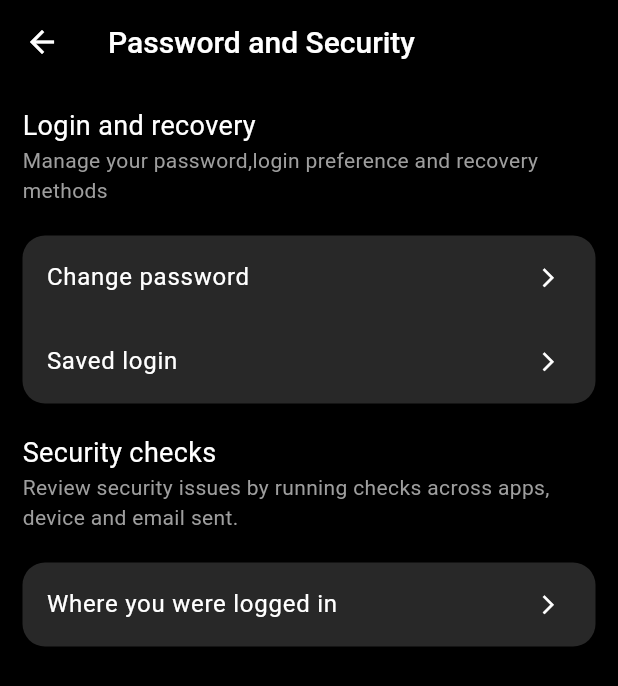
After one commit to CSI-Trainee-2024/Team2_hola_app, a Flutter app: the accountCenter screen opened directly, after a tap on "Password and Security", on a phone screen of 412 x 824 dp. The commit adds this screen. Shown: the top 686 px of the screen. Run offline on Flutter 3.47's test engine with Material 3 defaults, Android fonts, the phone set to English and light mode, and no system bars; our stand-ins replace chewie, font_awesome_flutter, google_fonts, image_picker, video_player.

Commit message:
craeted the password and security page

```diff
--- a/lib/subScreen/Settings/subSettings/accountCenter.dart
+++ b/lib/subScreen/Settings/subSettings/accountCenter.dart
@@ -1,6 +1,7 @@
 // ignore_for_file: camel_case_types
 
 import 'package:flutter/material.dart';
+import 'package:hola_app/subScreen/Settings/subSettings/passAndSecurity.dart';
 import 'package:hola_app/themes/colors.dart';
 import 'package:hola_app/themes/customTheme/textTheme.dart';
 
@@ -77,6 +78,13 @@ class _accountCenterState extends State<accountCenter> {
                       color: colors.whiteColor,
                       size: 15,
                     ),
+                    onTap: () {
+                      Navigator.push(
+                          context,
+                          MaterialPageRoute(
+                            builder: (context) => const Passandsecurity(),
+                          ));
+                    },
                   ),
                   ListTile(
                     leading: const Icon(
--- /dev/null
+++ b/lib/subScreen/Settings/subSettings/passAndSecurity.dart
@@ -0,0 +1,112 @@
+import 'package:flutter/material.dart';
+import 'package:hola_app/subScreen/Settings/subSettings/changePassword.dart';
+import 'package:hola_app/themes/colors.dart';
+import 'package:hola_app/themes/customTheme/textTheme.dart';
+
+class Passandsecurity extends StatefulWidget {
+  const Passandsecurity({super.key});
+
+  @override
+  State<Passandsecurity> createState() => _PassandsecurityState();
+}
+
+class _PassandsecurityState extends State<Passandsecurity> {
+  @override
+  Widget build(BuildContext context) {
+    return Scaffold(
+      appBar: AppBar(
+        title: Text(
+          'Password and Security',
+          style: textTheme.apptextTheme.headlineSmall,
+        ),
+      ),
+      body: Padding(
+        padding: const EdgeInsets.all(15.0),
+        child: Column(
+          crossAxisAlignment: CrossAxisAlignment.start,
+          children: [
+            Text(
+              'Login and recovery',
+              style: textTheme.apptextTheme.bodyLarge,
+            ),
+            Text(
+              'Manage your password,login preference and recovery methods',
+              style: textTheme.apptextTheme.displayMedium,
+            ),
+            const SizedBox(
+              height: 20,
+            ),
+            Container(
+              decoration: const BoxDecoration(
+                  color: colors.greyColor,
+                  borderRadius: BorderRadius.all(Radius.circular(15))),
+              child: Column(
+                children: [
+                  ListTile(
+                    onTap: () {
+                      Navigator.push(
+                          context,
+                          MaterialPageRoute(
+                            builder: (context) => const Changepassword(),
+                          ));
+                    },
+                    title: Text(
+                      'Change password',
+                      style: textTheme.apptextTheme.bodySmall,
+                    ),
+                    trailing: const Icon(
+                      Icons.arrow_forward_ios,
+                      color: colors.whiteColor,
+                      size: 15,
+                    ),
+                  ),
+                  ListTile(
+                    title: Text(
+                      'Saved login',
+                      style: textTheme.apptextTheme.bodySmall,
+                    ),
+                    trailing: const Icon(
+                      Icons.arrow_forward_ios,
+                      color: colors.whiteColor,
+                      size: 15,
+                    ),
+                  )
+                ],
+              ),
+            ),
+            const SizedBox(
+              height: 20,
+            ),
+            Text(
+              'Security checks',
+              style: textTheme.apptextTheme.bodyLarge,
+            ),
+            Text(
+              'Review security issues by running checks across apps, device and email sent.',
+              style: textTheme.apptextTheme.displayMedium,
+            ),
+            const SizedBox(
+              height: 20,
+            ),
+            Container(
+              decoration: BoxDecoration(
+                  color: colors.greyColor,
+                  borderRadius: BorderRadius.circular(15)),
+              child: ListTile(
+                title: Text(
+                  'Where you were logged in',
+                  style: textTheme.apptextTheme.bodySmall,
+                ),
+                trailing: const Icon(
+                  Icons.arrow_forward_ios,
+                  color: colors.whiteColor,
+                  size: 15,
+                ),
+              ),
+            )
+          ],
+        ),
+      ),
+    );
+  }
+}
```
Also changed, not shown: lib/subScreen/Settings/subSettings/changePassword.dart (added).
